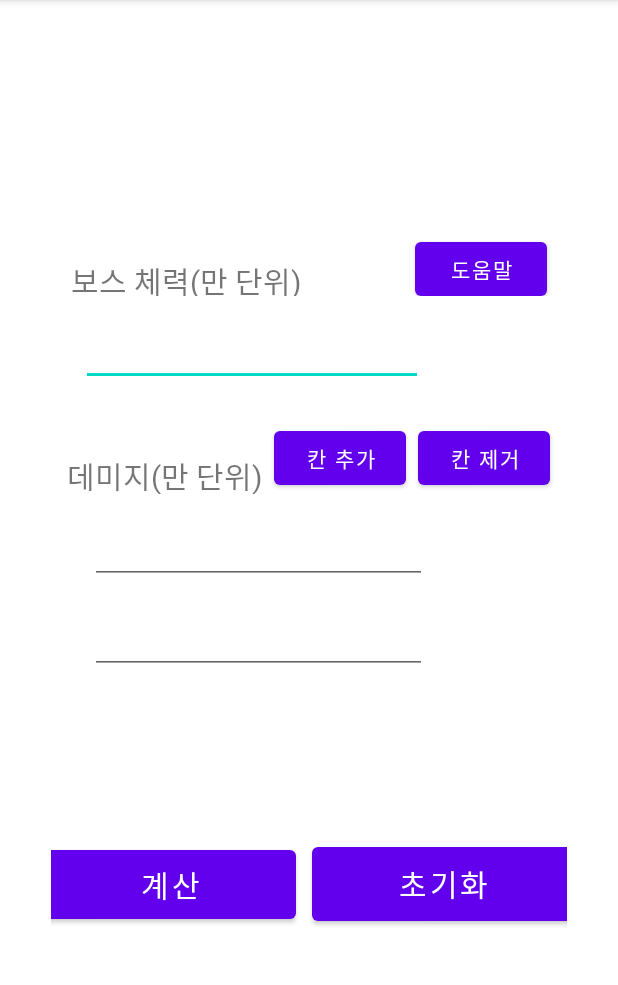
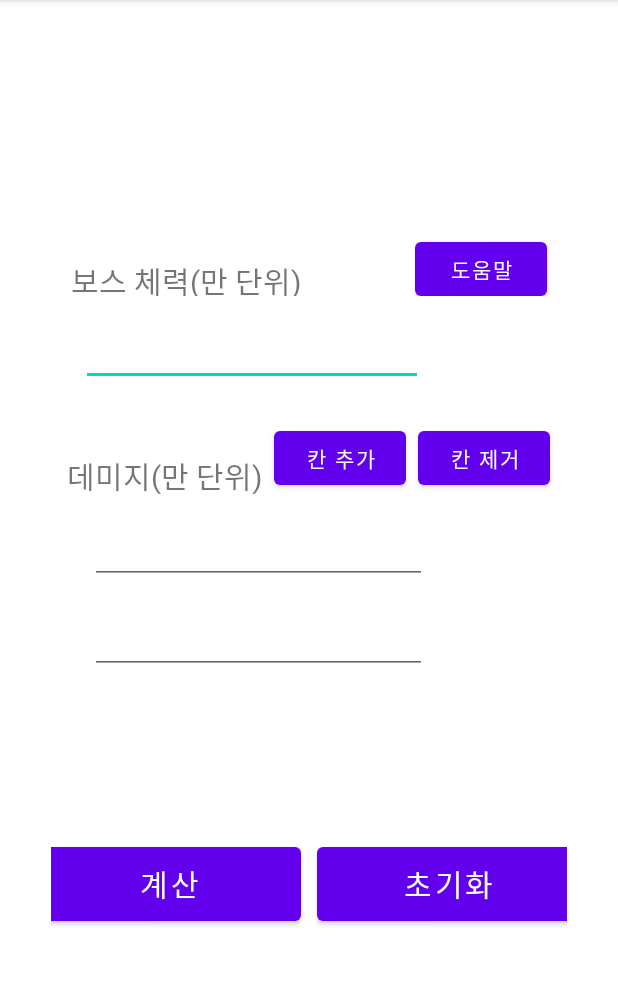
Before and after one commit to JinKyuGit/calculator, an Android app: the screen it shows after launch (MainActivity), on a phone screen of 412 x 824 dp, the part 84-1069 px from its top. Run offline under Robolectric (Android 15) with nearby library versions, the phone set to English and light mode, and no system bars; our stand-ins replace AdMob.

Commit message:
디자인 조정. 버튼 크기 통일.

```diff
--- a/app/src/main/res/layout/activity_main.xml
+++ b/app/src/main/res/layout/activity_main.xml
@@ -128,8 +128,8 @@
 
         <Button
             android:id="@+id/calculateBtn"
-            android:layout_width="168dp"
-            android:layout_height="58dp"
+            android:layout_width="175dp"
+            android:layout_height="61dp"
             android:layout_marginLeft="30dp"
             android:layout_marginRight="5dp"
             android:layout_marginBottom="4dp"
```
